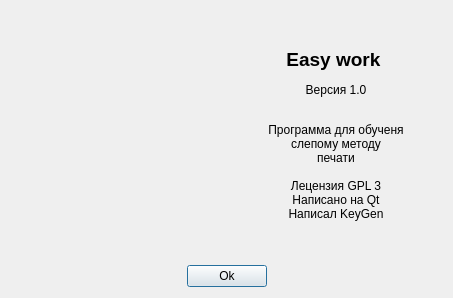
The window that Major_components/what_is/ui_whatIs.ui (KeyGen/Easy-work) describes before a commit, drawn with Qt 5.
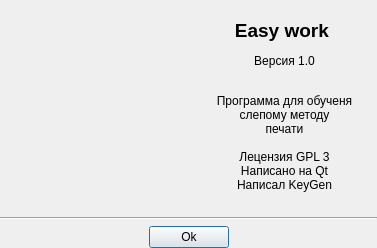
The same window after the commit. Icons and pictures are not drawn.

Commit message: edit what is plugin

Diff of the .ui file:
```diff
--- a/Major_components/what_is/ui_whatIs.ui
+++ b/Major_components/what_is/ui_whatIs.ui
@@ -6,14 +6,17 @@
    <rect>
     <x>0</x>
     <y>0</y>
-    <width>453</width>
-    <height>298</height>
+    <width>377</width>
+    <height>248</height>
    </rect>
   </property>
   <property name="windowTitle">
    <string>О программе</string>
   </property>
   <layout class="QGridLayout" name="gridLayout">
+   <property name="margin">
+    <number>0</number>
+   </property>
    <item row="0" column="0">
     <layout class="QVBoxLayout" name="verticalLayout">
      <item>
@@ -24,7 +27,7 @@
           <enum>QFrame::NoFrame</enum>
          </property>
          <property name="text">
-          <string>&lt;html&gt;&lt;head/&gt;&lt;body&gt;&lt;p&gt;&lt;img src=&quot;:/icoKeyboard&quot;/&gt;&lt;/p&gt;&lt;/body&gt;&lt;/html&gt;</string>
+          <string>&lt;html&gt;&lt;head/&gt;&lt;body&gt;&lt;p&gt;&lt;img src=&quot;:/gloabl_icon&quot;/&gt;&lt;/p&gt;&lt;/body&gt;&lt;/html&gt;</string>
          </property>
          <property name="scaledContents">
           <bool>true</bool>
@@ -40,6 +43,13 @@
        </item>
       </layout>
      </item>
+     <item>
+      <widget class="Line" name="line">
+       <property name="orientation">
+        <enum>Qt::Horizontal</enum>
+       </property>
+      </widget>
+     </item>
      <item>
       <layout class="QHBoxLayout" name="horizontalLayout_2">
        <item>
```
The commit also changes 26 other files.
